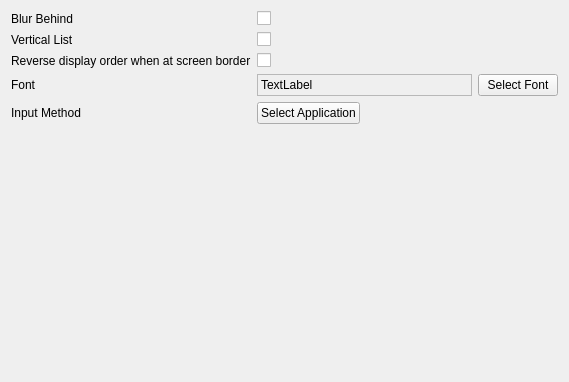
KDE/kdeplasma-addons, file applets/kimpanel/src/config.ui: the form before one commit.
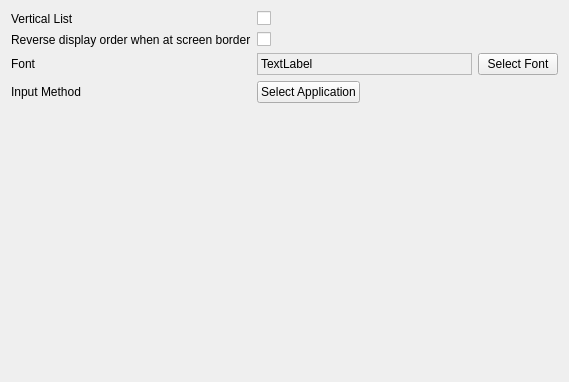
The form after the commit.

Commit message: port kimpanel to Plasma::Dialog

What changed in the file:
```diff
--- a/applets/kimpanel/src/config.ui
+++ b/applets/kimpanel/src/config.ui
@@ -15,41 +15,41 @@
     <enum>QFormLayout::ExpandingFieldsGrow</enum>
    </property>
    <item row="0" column="0">
-    <widget class="QLabel" name="label_5">
-     <property name="text">
-      <string>Blur Behind</string>
-     </property>
-    </widget>
-   </item>
-   <item row="0" column="1">
-    <widget class="QCheckBox" name="blurBehindCheckBox">
-     <property name="text">
-      <string/>
-     </property>
-    </widget>
-   </item>
-   <item row="1" column="0">
     <widget class="QLabel" name="label_6">
      <property name="text">
       <string>Vertical List</string>
      </property>
     </widget>
    </item>
-   <item row="1" column="1">
+   <item row="0" column="1">
     <widget class="QCheckBox" name="verticalListCheckBox">
      <property name="text">
       <string/>
      </property>
     </widget>
    </item>
-   <item row="3" column="0">
+   <item row="1" column="0">
+    <widget class="QLabel" name="label_3">
+     <property name="text">
+      <string>Reverse display order when at screen border</string>
+     </property>
+    </widget>
+   </item>
+   <item row="1" column="1">
+    <widget class="QCheckBox" name="reverseCheckBox">
+     <property name="text">
+      <string/>
+     </property>
+    </widget>
+   </item>
+   <item row="2" column="0">
     <widget class="QLabel" name="label">
      <property name="text">
       <string>Font</string>
      </property>
     </widget>
    </item>
-   <item row="3" column="1">
+   <item row="2" column="1">
     <layout class="QHBoxLayout" name="horizontalLayout">
      <item>
       <widget class="QLabel" name="fontPreviewLabel">
@@ -79,34 +79,20 @@
      </item>
     </layout>
    </item>
-   <item row="4" column="0">
+   <item row="3" column="0">
     <widget class="QLabel" name="label_2">
      <property name="text">
       <string>Input Method</string>
      </property>
     </widget>
    </item>
-   <item row="4" column="1">
+   <item row="3" column="1">
     <widget class="QPushButton" name="selectIMButton">
      <property name="text">
       <string>Select Application</string>
      </property>
     </widget>
    </item>
-   <item row="2" column="0">
-    <widget class="QLabel" name="label_3">
-     <property name="text">
-      <string>Reverse display order when at screen border</string>
-     </property>
-    </widget>
-   </item>
-   <item row="2" column="1">
-    <widget class="QCheckBox" name="reverseCheckBox">
-     <property name="text">
-      <string/>
-     </property>
-    </widget>
-   </item>
   </layout>
  </widget>
  <resources/>
```
The commit also changes 7 other files.
